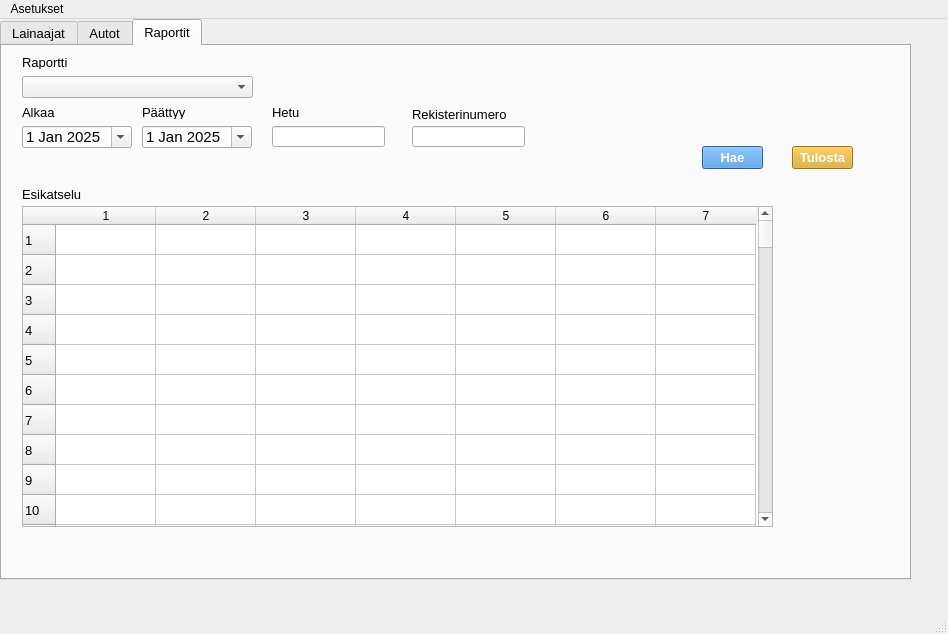
Old version of the form administrative.ui in the repository katalav/Autolainaus_hallinta.
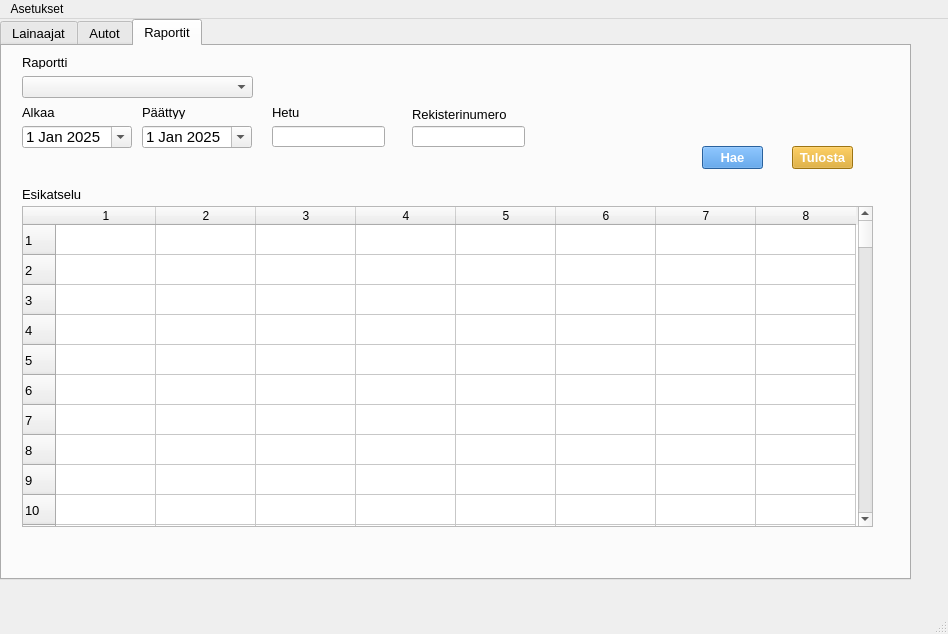
New version of the form. Icons and pictures are not drawn.

```diff
--- a/administrative.ui
+++ b/administrative.ui
@@ -927,7 +927,7 @@
        <rect>
         <x>20</x>
         <y>160</y>
-        <width>751</width>
+        <width>851</width>
         <height>321</height>
        </rect>
       </property>
@@ -938,7 +938,7 @@
        <number>10000</number>
       </property>
       <property name="columnCount">
-       <number>7</number>
+       <number>8</number>
       </property>
       <row/>
       <row/>
@@ -10947,6 +10947,7 @@
       <column/>
       <column/>
       <column/>
+      <column/>
      </widget>
      <widget class="QLabel" name="previewLabel">
       <property name="geometry">
```
